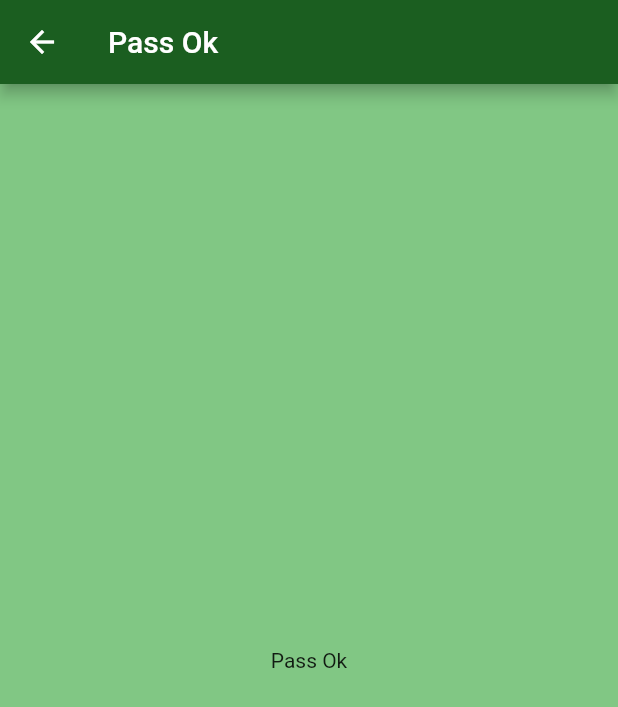
After one commit to ginduc/rapidpass-checkpoint, a Flutter app: the PassOkScreen screen opened by its route, on a phone screen of 412 x 824 dp. The commit adds this screen. Shown: the top 707 px of the screen. Run offline on Flutter 3.47's test engine with Material 2 defaults, Android fonts, the phone set to English and light mode, and no system bars; missing offline and left inert: barcode_scan, device_id.

Commit message:
Now has a "Pass Ok" screen

```diff
--- a/lib/main.dart
+++ b/lib/main.dart
@@ -1,6 +1,7 @@
 import 'package:flutter/cupertino.dart';
 import 'package:flutter/material.dart';
 import 'package:rapidpass_checkpoint/screens/main_menu.dart';
+import 'package:rapidpass_checkpoint/screens/pass_ok.dart';
 import 'package:rapidpass_checkpoint/screens/welcome_screen.dart';
 
 void main() => runApp(RapidPassCheckpointApp());
@@ -24,6 +25,10 @@ class RapidPassCheckpointApp extends StatelessWidget {
             return CupertinoPageRoute(
                 builder: (_) => MainMenuScreen('Camp Aguinaldo'),
                 settings: settings);
+          case '/passOk':
+            return CupertinoPageRoute(
+                builder: (_) => PassOkScreen(settings.arguments),
+                settings: settings);
         }
         return null;
       },
--- a/lib/screens/main_menu.dart
+++ b/lib/screens/main_menu.dart
@@ -110,7 +110,7 @@ class MainMenu extends StatelessWidget {
           : Uint8List.fromList(decoded).buffer;
       final byteData = ByteData.view(buffer);
       final rawQrData = QrCodeDecoder().convert(byteData);
-      _showDialog(context, title: 'Success!', body: '$rawQrData}');
+      Navigator.pushNamed(context, "/passOk", arguments: rawQrData);
     } on PlatformException catch (e) {
       if (e.code == BarcodeScanner.CameraAccessDenied) {
         _showDialog(context, title: 'Error', body: 'Camera access denied');
--- /dev/null
+++ b/lib/screens/pass_ok.dart
@@ -0,0 +1,24 @@
+import 'package:flutter/cupertino.dart';
+import 'package:flutter/material.dart';
+import 'package:rapidpass_checkpoint/themes/default.dart';
+import 'package:rapidpass_checkpoint/utils/qr_code_decoder.dart';
+
+class PassOkScreen extends StatelessWidget {
+  QrData qrData;
+
+  PassOkScreen(this.qrData);
+
+  @override
+  Widget build(BuildContext context) {
+    return Scaffold(
+        backgroundColor: green300,
+        appBar: AppBar(backgroundColor: Colors.green.shade900, title: Text('Pass Ok')),
+        body: Container(
+            margin: const EdgeInsets.symmetric(vertical: 48.0),
+            child: Center(
+                child: Column(
+                    mainAxisAlignment: MainAxisAlignment.center,
+                    crossAxisAlignment: CrossAxisAlignment.center,
+                    children: <Widget>[Text('Pass Ok')]))));
+  }
+}
```
